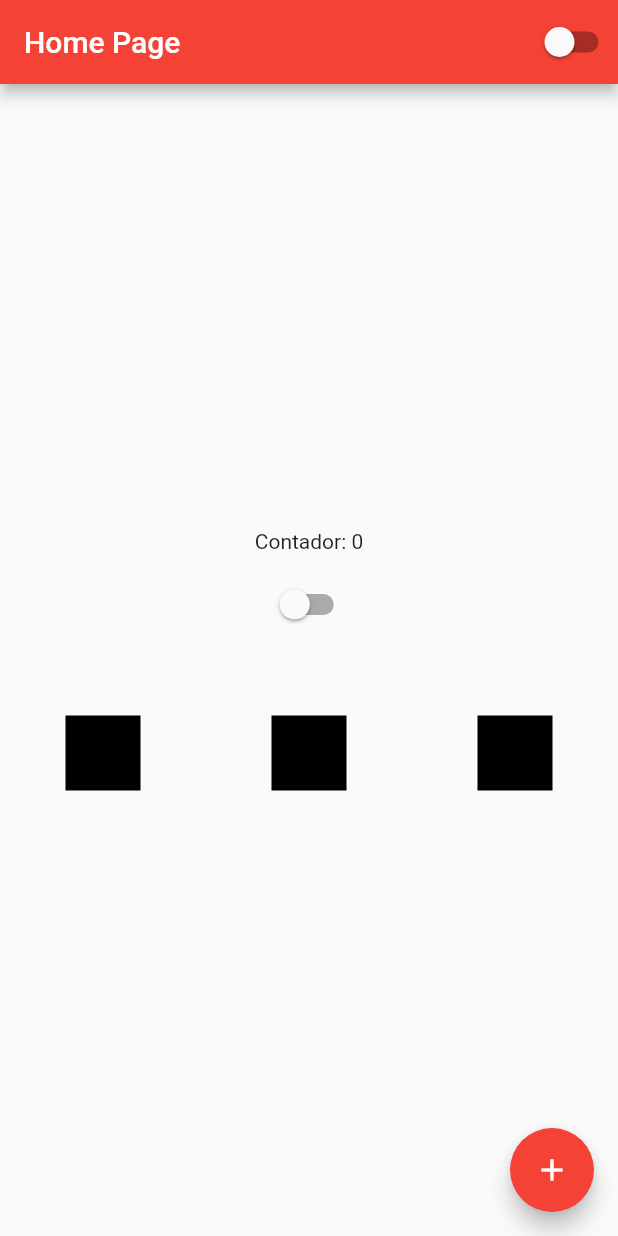
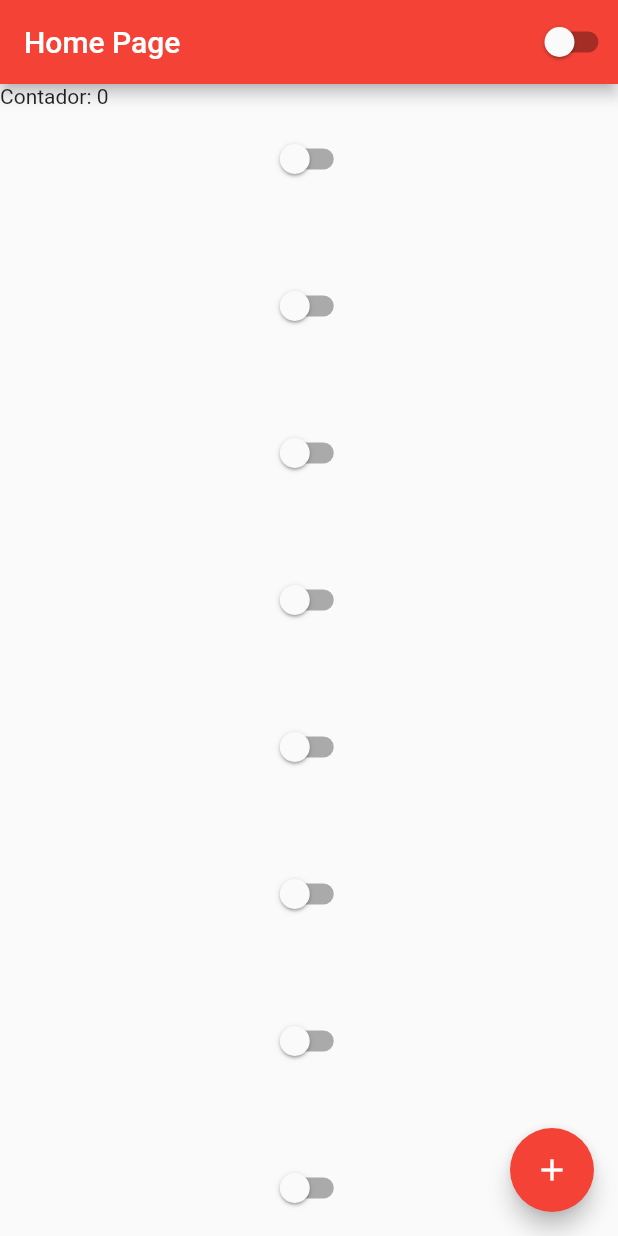
Before and after one commit to Edufreitass/flutterando, a Flutter app: the screen it shows after launch, on a phone screen of 412 x 824 dp. Run offline on Flutter 3.47's test engine with Material 2 defaults, Android fonts, the phone set to English and light mode, and no system bars.

```diff
--- a/lib/home_page.dart
+++ b/lib/home_page.dart
@@ -23,8 +23,8 @@ class HomePageState extends State<HomePage> {
       body: Container(
         width: double.infinity,
         height: double.infinity,
-        child: Column(
-          mainAxisAlignment: MainAxisAlignment.center,
+        child: ListView(
+          // mainAxisAlignment: MainAxisAlignment.center,
           children: [
             Text('Contador: $counter'),
             Container(
@@ -34,6 +34,51 @@ class HomePageState extends State<HomePage> {
             Container(
               height: 50,
             ),
+            CustomSwitch(),
+            Container(
+              height: 50,
+            ),
+            CustomSwitch(),
+            Container(
+              height: 50,
+            ),
+            CustomSwitch(),
+            Container(
+              height: 50,
+            ),
+            CustomSwitch(),
+            Container(
+              height: 50,
+            ),
+            CustomSwitch(),
+            Container(
+              height: 50,
+            ),
+            CustomSwitch(),
+            Container(
+              height: 50,
+            ),
+            CustomSwitch(),
+            Container(
+              height: 50,
+            ),
+            CustomSwitch(),
+            Container(
+              height: 50,
+            ),
+            CustomSwitch(),
+            Container(
+              height: 50,
+            ),
+            CustomSwitch(),
+            Container(
+              height: 50,
+            ),
+            CustomSwitch(),
+            Container(
+              height: 50,
+            ),
+
             Row(
               mainAxisAlignment: MainAxisAlignment.spaceAround,
               crossAxisAlignment: CrossAxisAlignment.center,
```
